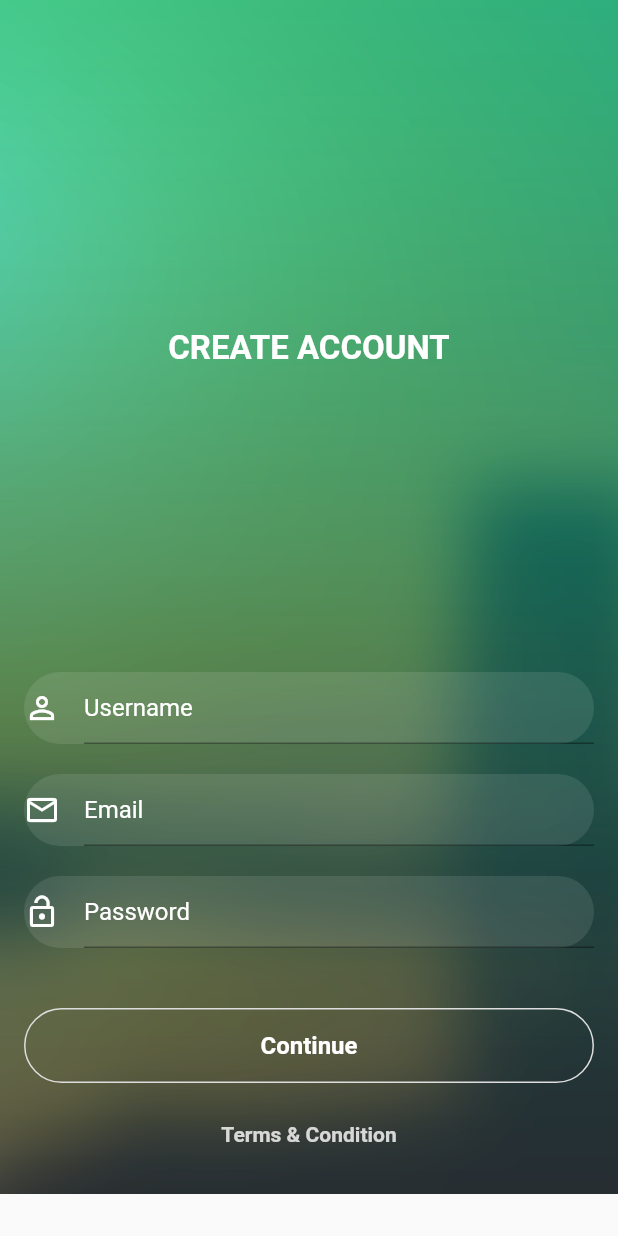
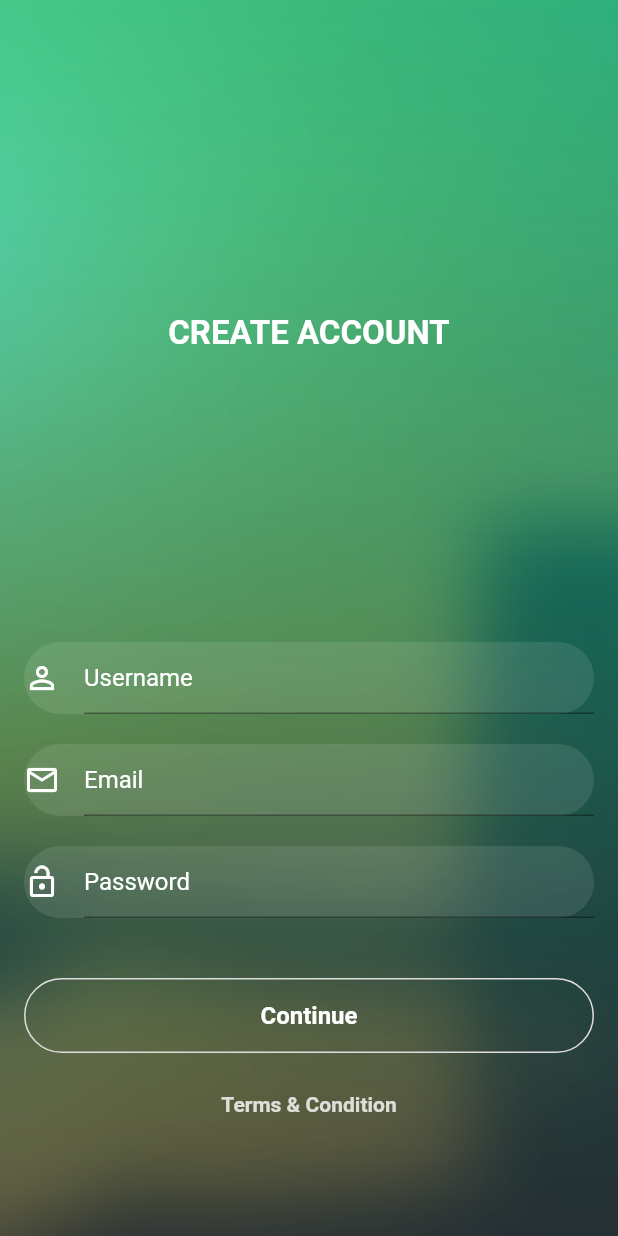
Before and after one commit to GeekyAnts/FlatApp-Firebase-Flutter, a Flutter app: the SignUpScreen screen opened by its route, on a phone screen of 412 x 824 dp. Run offline on Flutter 3.47's test engine with Material 2 defaults, Android fonts, the phone set to English and light mode, and no system bars; our stand-ins replace firebase_auth; accounts and stored records are empty.

Commit message:
sign-up screen ui fixes

```diff
--- a/lib/screens/SignUp/index.dart
+++ b/lib/screens/SignUp/index.dart
@@ -63,7 +63,7 @@ class SignUpScreenState extends State<SignUpScreen> {
               crossAxisAlignment: CrossAxisAlignment.center,
               children: <Widget>[
                 new SizedBox(
-                    height: screenSize.height / 2 + 20,
+                    height: screenSize.height / 2,
                     child: new Column(
                       mainAxisAlignment: MainAxisAlignment.center,
                       children: <Widget>[
@@ -74,7 +74,9 @@ class SignUpScreenState extends State<SignUpScreen> {
                         )
                       ],
                     )),
-                new Column(
+                new SizedBox(
+                  height: screenSize.height / 2,
+                  child: new Column(
                     children: <Widget>[
                       new Form(
                           key: _formKey,
@@ -118,7 +120,8 @@ class SignUpScreenState extends State<SignUpScreen> {
                                   icon: Icons.lock_open,
                                   iconColor: Colors.white,
                                   bottomMargin: 40.0,
-                                validateFunction: _validations.validatePassword,
+                                  validateFunction:
+                                      _validations.validatePassword,
                                   onSaved: (String password) {
                                     newUser.password = password;
                                   }),
@@ -137,6 +140,7 @@ class SignUpScreenState extends State<SignUpScreen> {
                         buttonTextStyle: buttonTextStyle,
                       )
                     ],
+                  ),
                 )
               ],
             ),
```
Also changed, not shown: 1 other file. Lines whose indentation alone changed are shown as unchanged.
